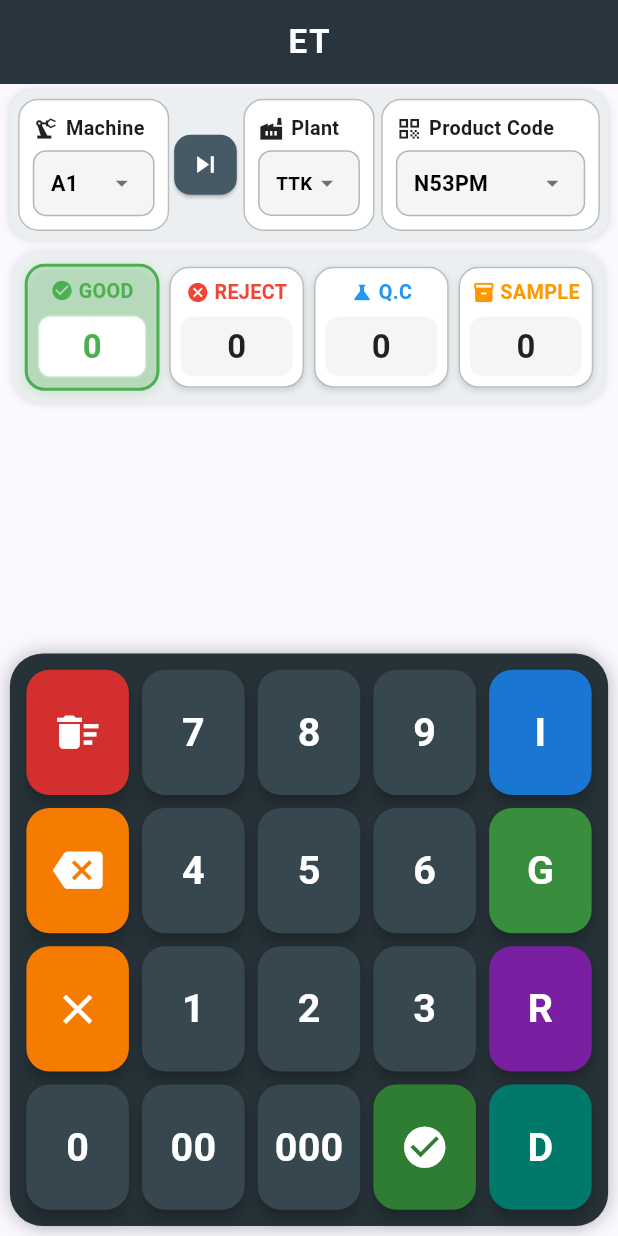
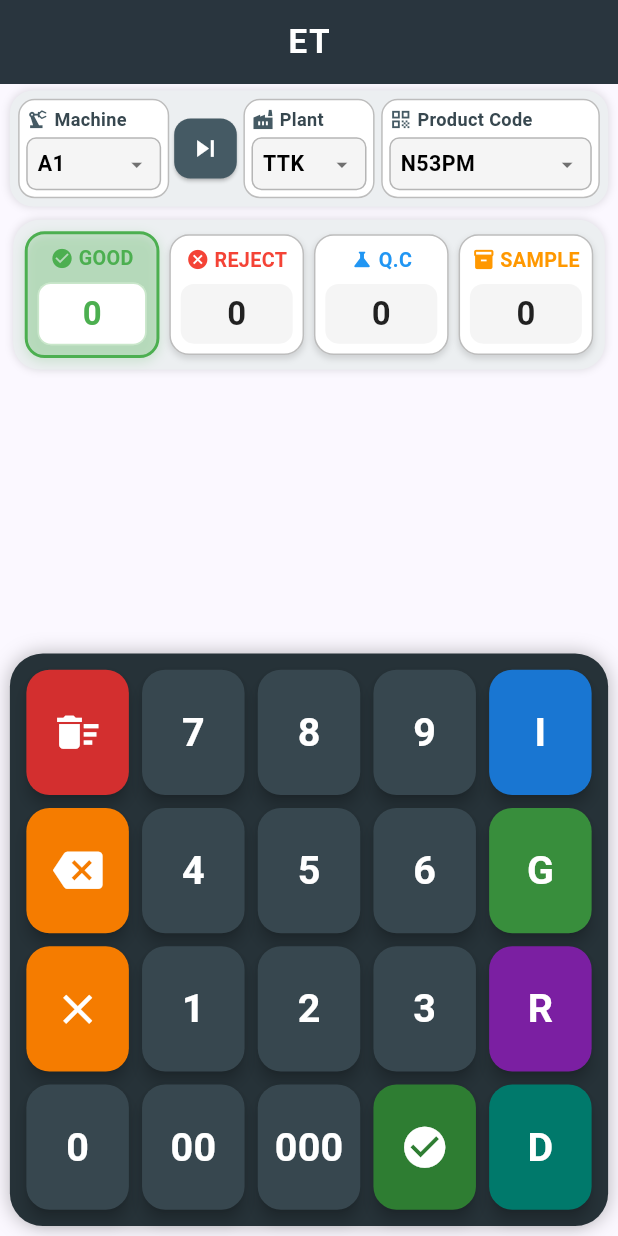
Before and after one commit to mdparvez44/Calculator, a Flutter app: the screen it shows after launch, on a phone screen of 412 x 824 dp. Run offline on Flutter 3.47's test engine with Material 3 defaults, Android fonts, the phone set to English and light mode, and no system bars; our stand-ins replace file_picker, share_plus, sqflite, sqflite_common_ffi; missing offline and left inert: excel; accounts and stored records are empty.

Commit message:
Optimize header dropdowns visibility for all screen sizes

```diff
--- a/lib/widgets/dropdowns.dart
+++ b/lib/widgets/dropdowns.dart
@@ -109,47 +109,50 @@ class Dropdowns extends StatelessWidget {
     String displayValue = (value.trim().isEmpty) ? "Select" : value;
 
     return Container(
-      padding: EdgeInsets.all(8 * scale),
+      padding: EdgeInsets.all(4 * scale),
       decoration: BoxDecoration(
         color: Colors.white,
-        borderRadius: BorderRadius.circular(12 * scale),
+        borderRadius: BorderRadius.circular(10 * scale),
         border: Border.all(color: Colors.black26),
       ),
       child: Column(
         crossAxisAlignment: CrossAxisAlignment.start,
+        mainAxisAlignment: MainAxisAlignment.center,
         children: [
           FittedBox(
+            fit: BoxFit.scaleDown,
+            alignment: Alignment.centerLeft,
             child: Row(
               children: [
-                Icon(icon, size: 16 * scale),
-                SizedBox(width: 4 * scale),
+                Icon(icon, size: 14 * scale, color: Colors.blueGrey.shade700),
+                SizedBox(width: 3 * scale),
                 Text(
                   title,
                   style: TextStyle(
                     fontWeight: FontWeight.bold,
-                    fontSize: 12 * scale,
+                    fontSize: 11 * scale,
+                    color: Colors.blueGrey.shade800,
                   ),
                 ),
               ],
             ),
           ),
-          SizedBox(height: 5 * scale),
+          SizedBox(height: 3 * scale),
           InkWell(
             onTap: () =>
                 _showGridDialog(context, title, value, items, onChange, scale),
-            borderRadius: BorderRadius.circular(8 * scale),
+            borderRadius: BorderRadius.circular(6 * scale),
             child: Container(
               padding: EdgeInsets.symmetric(
-                horizontal: 10 * scale,
-                vertical: 10 * scale,
+                horizontal: 6 * scale,
+                vertical: 6 * scale,
               ),
               decoration: BoxDecoration(
                 color: const Color(0xfff5f5f5),
-                borderRadius: BorderRadius.circular(8 * scale),
+                borderRadius: BorderRadius.circular(6 * scale),
                 border: Border.all(color: Colors.black26),
               ),
               child: Row(
-                mainAxisAlignment: MainAxisAlignment.spaceBetween,
                 children: [
                   Expanded(
                     child: FittedBox(
@@ -170,7 +173,7 @@ class Dropdowns extends StatelessWidget {
                   ),
                   Icon(
                     Icons.arrow_drop_down,
-                    size: 18 * scale,
+                    size: 16 * scale,
                     color: Colors.black54,
                   ),
                 ],
```
